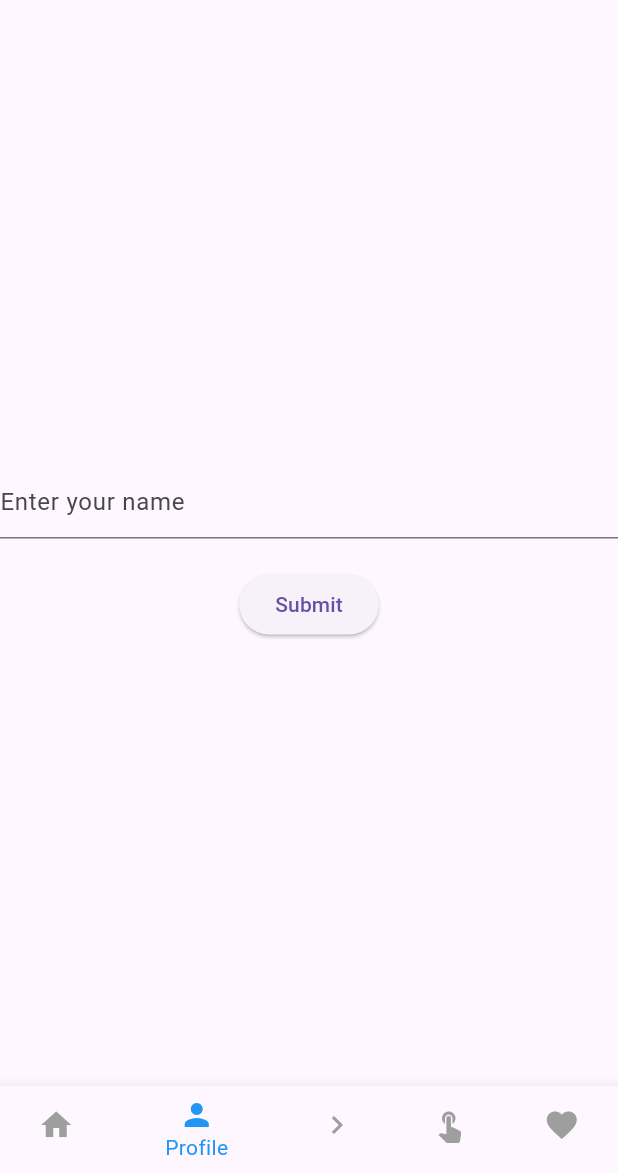
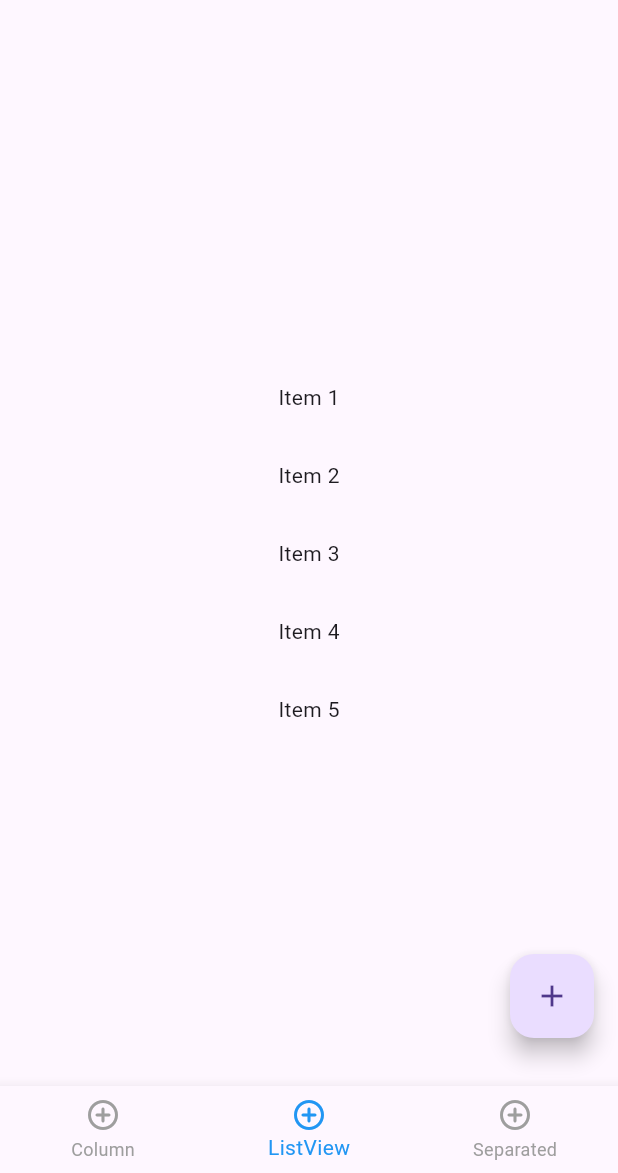
Before and after one commit to nFeen/dart-project, a Flutter app: the screen it shows after launch, item 2 of the bottom bar chosen, on a phone screen of 412 x 824 dp, the part 63-1236 px from its top. Run offline on Flutter 3.47's test engine with Material 3 defaults, Android fonts, the phone set to English and light mode, and no system bars.

Commit message:
three different lists

```diff
--- a/lib/main.dart
+++ b/lib/main.dart
@@ -31,58 +31,94 @@ class _MyHomePageState extends State<MyHomePage> {
     });
   }
 
+  final items = List.generate(5, (index) => 'Item ${index + 1}');
+  final items1 = List.generate(5, (index) => 'Item ${index + 1}');
+  final items2 = List.generate(5, (index) => 'Item ${index + 1}');
+
+  void addItem() {
+    setState(() {
+      if (_selectedIndex == 0) {
+        items.add('Item ${items.length + 1}');
+      }
+      else{
+        items1.add('Item ${items1.length + 1}');
+      }
+      if (_selectedIndex == 2) {
+        items2.add('Item ${items2.length + 1}');
+      }
+    });
+  }
+
   @override
   Widget build(BuildContext context) {
-    List<Widget> _widgetOptions = <Widget>[
-      const Center(
-        child: Text(
-          'Welcome to my program!',
-          style: TextStyle(fontSize: 24.0),
+    List<Widget> widgetOptions = <Widget>[
+      Center(
+        child: SingleChildScrollView(
+          child: Column(
+            mainAxisAlignment: MainAxisAlignment.center,
+            children: items.asMap().entries.map((entry) {
+              int index = entry.key;
+              String item = entry.value;
+              return SizedBox(
+                width: 100,
+                child: Row(
+                  mainAxisAlignment: MainAxisAlignment.center,
+                  children: [
+                    Expanded(
+                      child: Text(item),
+                    ),
+                    IconButton(
+                      icon: Icon(Icons.delete),
+                      onPressed: () {
+                        setState(() {
+                          items.removeAt(index);
+                        });
+                      },
+                    ),
+                  ],
+                )
+              );
+            }).toList(),
+          ),
+        )
+      ),
+      Center(
+        child: ListView(
+          shrinkWrap: true,
+          children: items1
+              .map((item) => Center(
+                  child: GestureDetector(
+                    key: ValueKey(item),
+                    onTap: () => setState(() => items1.remove(item)),
+                    child: Padding(
+                      padding: const EdgeInsets.all(16),
+                      child: Text(item),
+                    )
+                  )
+                )
+              )
+              .toList(),
         ),
       ),
       Center(
-        child: Column(
-          mainAxisAlignment: MainAxisAlignment.center,
-          children: [
-            const TextField(
-              decoration: InputDecoration(
-                hintText: 'Enter your name',
+        child: ListView.separated(
+          shrinkWrap: true,
+          itemBuilder: (_, position) {
+            final item = items2[position];
+            return GestureDetector(
+              onTap: () {
+                setState(() {
+                  items2.removeAt(position);
+                });
+              },
+              child: Text(
+                item,
+                key: ValueKey(item),
               ),
-            ),
-            const SizedBox(height: 20.0),
-            ElevatedButton(
-              onPressed: () {},
-              child: const Text('Submit'),
-            ),
-          ],
-        ),
-      ),
-      Center(
-        child: GestureDetector(
-          child: Container(
-            width: 200,
-            height: 200,
-            color: Colors.blue,
-            child: const Center(
-              child: Text(
-                'Go to the next page!',
-                style: TextStyle(color: Colors.white, fontSize: 18.0),
-              ),
-            ),
-          ),
-        ),
-      ),
-      Center(
-        child: ElevatedButton(
-          onPressed: () {},
-          child: const Text('Click me!'),
-        ),
-      ),
-      const Center(
-        child: Icon(
-          Icons.favorite,
-          size: 100.0,
-          color: Colors.red,
+            );
+          },
+          separatorBuilder: (_, __) => const Divider(),
+          itemCount: items2.length,
         ),
       ),
     ];
@@ -91,28 +127,32 @@ class _MyHomePageState extends State<MyHomePage> {
       appBar: AppBar(
         title: const Text('Program'),
       ),
-      body: _widgetOptions.elementAt(_selectedIndex),
+      body: widgetOptions.elementAt(_selectedIndex),
+      floatingActionButton: Column(
+        mainAxisAlignment: MainAxisAlignment.end,
+        crossAxisAlignment: CrossAxisAlignment.end,
+        children: [
+          FloatingActionButton(
+            onPressed: addItem,
+            tooltip: 'Add',
+            child: const Icon(Icons.add),
+          ),
+          const SizedBox(height: 16),
+        ],
+      ),
       bottomNavigationBar: BottomNavigationBar(
         items: const <BottomNavigationBarItem>[
           BottomNavigationBarItem(
-            icon: Icon(Icons.home),
-            label: 'Home',
+            icon: Icon(Icons.add_circle_outline_rounded),
+            label: 'Column',
           ),
           BottomNavigationBarItem(
-            icon: Icon(Icons.person),
-            label: 'Profile',
+            icon: Icon(Icons.add_circle_outline_rounded),
+            label: 'ListView',
           ),
           BottomNavigationBarItem(
-            icon: Icon(Icons.navigate_next),
-            label: 'Next Page',
-          ),
-          BottomNavigationBarItem(
-            icon: Icon(Icons.touch_app),
-            label: 'Click Me',
-          ),
-          BottomNavigationBarItem(
-            icon: Icon(Icons.favorite),
-            label: 'Favorite',
+            icon: Icon(Icons.add_circle_outline_rounded),
+            label: 'Separated',
           ),
         ],
         currentIndex: _selectedIndex,
```
